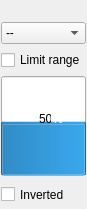
The window that src/ui/JoystickAxis.ui (mavlink/qgroundcontrol) describes before a commit, drawn with Qt 5.
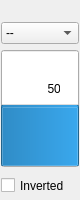
The same window after the commit.

Commit message: Remove range limiting for joystick axes in preparation for moving that code into UASInterface.h.

The edit to the form file:
```diff
--- a/src/ui/JoystickAxis.ui
+++ b/src/ui/JoystickAxis.ui
@@ -86,13 +86,6 @@
      </item>
     </widget>
    </item>
-   <item>
-    <widget class="QCheckBox" name="limitRangeCheckBox">
-     <property name="text">
-      <string>Limit range</string>
-     </property>
-    </widget>
-   </item>
    <item>
     <widget class="QProgressBar" name="progressBar">
      <property name="enabled">
```
The commit also changes 5 other files.
